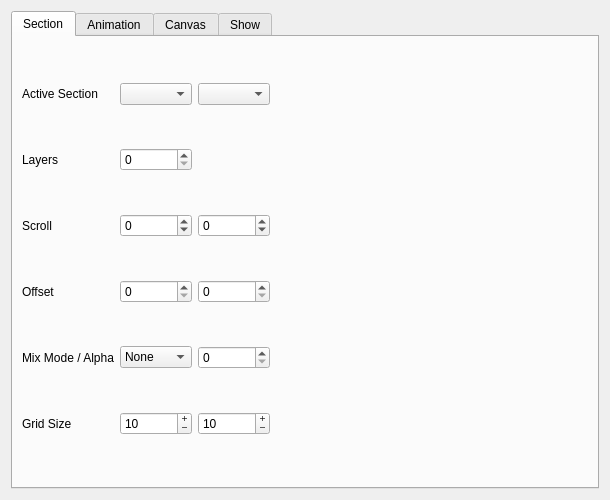
Old version of the form src/widget/maestrocontrol.ui in the repository 8bitbuddhist/PixelMaestro-Studio.
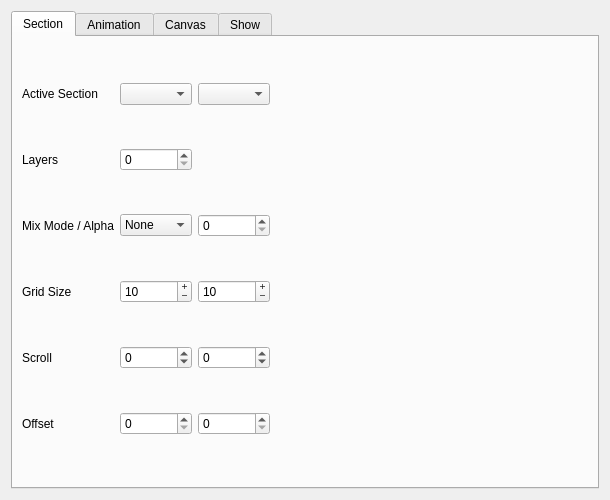
New version of the form. The open tabs and pages were chosen to show the change.

```diff
--- a/src/widget/maestrocontrol.ui
+++ b/src/widget/maestrocontrol.ui
@@ -51,7 +51,27 @@
        <string>Section</string>
       </attribute>
       <layout class="QGridLayout" name="gridLayout_6">
-       <item row="3" column="1">
+       <item row="3" column="0">
+        <widget class="QLabel" name="mixModeLabel">
+         <property name="text">
+          <string>Mix Mode / Alpha</string>
+         </property>
+        </widget>
+       </item>
+       <item row="0" column="3">
+        <spacer name="horizontalSpacer_3">
+         <property name="orientation">
+          <enum>Qt::Horizontal</enum>
+         </property>
+         <property name="sizeHint" stdset="0">
+          <size>
+           <width>40</width>
+           <height>20</height>
+          </size>
+         </property>
+        </spacer>
+       </item>
+       <item row="5" column="1">
         <widget class="QSpinBox" name="scrollXSpinBox">
          <property name="toolTip">
           <string>Sets the scroll rate/direction along the x-axis</string>
@@ -64,48 +84,6 @@
          </property>
         </widget>
        </item>
-       <item row="5" column="6">
-        <spacer name="horizontalSpacer_3">
-         <property name="orientation">
-          <enum>Qt::Horizontal</enum>
-         </property>
-         <property name="sizeHint" stdset="0">
-          <size>
-           <width>40</width>
-           <height>20</height>
-          </size>
-         </property>
-        </spacer>
-       </item>
-       <item row="6" column="0">
-        <widget class="QLabel" name="gridSizeLabel">
-         <property name="text">
-          <string>Grid Size</string>
-         </property>
-        </widget>
-       </item>
-       <item row="6" column="1">
-        <widget class="QSpinBox" name="rowsSpinBox">
-         <property name="toolTip">
-          <string>Sets the width of the Pixel grid (select Base Section to edit)</string>
-         </property>
-         <property name="frame">
-          <bool>true</bool>
-         </property>
-         <property name="buttonSymbols">
-          <enum>QAbstractSpinBox::PlusMinus</enum>
-         </property>
-         <property name="minimum">
-          <number>1</number>
-         </property>
-         <property name="maximum">
-          <number>65535</number>
-         </property>
-         <property name="value">
-          <number>10</number>
-         </property>
-        </widget>
-       </item>
        <item row="0" column="1">
         <widget class="QComboBox" name="sectionComboBox">
          <property name="toolTip">
@@ -120,7 +98,7 @@
          </property>
         </widget>
        </item>
-       <item row="3" column="2">
+       <item row="5" column="2">
         <widget class="QSpinBox" name="scrollYSpinBox">
          <property name="toolTip">
           <string>Sets the scroll rate/direction along the y-axis</string>
@@ -143,46 +121,6 @@
          </property>
         </widget>
        </item>
-       <item row="5" column="1">
-        <widget class="QComboBox" name="mix_modeComboBox">
-         <property name="toolTip">
-          <string>The method used to mix this Layer with its base Section</string>
-         </property>
-         <item>
-          <property name="text">
-           <string>None</string>
-          </property>
-         </item>
-         <item>
-          <property name="text">
-           <string>Alpha</string>
-          </property>
-         </item>
-         <item>
-          <property name="text">
-           <string>Multiply</string>
-          </property>
-         </item>
-         <item>
-          <property name="text">
-           <string>Overlay</string>
-          </property>
-         </item>
-        </widget>
-       </item>
-       <item row="5" column="2">
-        <widget class="QSpinBox" name="alphaSpinBox">
-         <property name="toolTip">
-          <string>The Layer's transparency</string>
-         </property>
-         <property name="maximum">
-          <number>255</number>
-         </property>
-         <property name="singleStep">
-          <number>5</number>
-         </property>
-        </widget>
-       </item>
        <item row="0" column="0">
         <widget class="QLabel" name="sectionSelectLabel">
          <property name="text">
@@ -197,60 +135,122 @@
          </property>
         </widget>
        </item>
-       <item row="3" column="0">
+       <item row="5" column="0">
         <widget class="QLabel" name="scrollLabel">
          <property name="text">
           <string>Scroll</string>
          </property>
         </widget>
        </item>
-       <item row="5" column="0">
-        <widget class="QLabel" name="mixModeLabel">
-         <property name="text">
-          <string>Mix Mode / Alpha</string>
-         </property>
-        </widget>
-       </item>
-       <item row="6" column="2">
-        <widget class="QSpinBox" name="columnsSpinBox">
-         <property name="toolTip">
-          <string>Sets the height of the Pixel grid (select Base Section to edit)</string>
-         </property>
-         <property name="buttonSymbols">
-          <enum>QAbstractSpinBox::PlusMinus</enum>
-         </property>
-         <property name="minimum">
-          <number>1</number>
-         </property>
-         <property name="maximum">
-          <number>65535</number>
-         </property>
-         <property name="value">
-          <number>10</number>
-         </property>
-        </widget>
-       </item>
-       <item row="4" column="0">
+       <item row="6" column="0">
         <widget class="QLabel" name="offsetLabel">
          <property name="text">
           <string>Offset</string>
          </property>
         </widget>
        </item>
-       <item row="4" column="1">
+       <item row="6" column="1">
         <widget class="QSpinBox" name="offsetXSpinBox">
          <property name="toolTip">
           <string>Sets the offset along the x axis</string>
          </property>
         </widget>
        </item>
-       <item row="4" column="2">
+       <item row="6" column="2">
         <widget class="QSpinBox" name="offsetYSpinBox">
          <property name="toolTip">
           <string>Sets the offset along the y axis</string>
          </property>
         </widget>
        </item>
+       <item row="3" column="1">
+        <widget class="QComboBox" name="mix_modeComboBox">
+         <property name="toolTip">
+          <string>The method used to mix this Layer with its base Section</string>
+         </property>
+         <item>
+          <property name="text">
+           <string>None</string>
+          </property>
+         </item>
+         <item>
+          <property name="text">
+           <string>Alpha</string>
+          </property>
+         </item>
+         <item>
+          <property name="text">
+           <string>Multiply</string>
+          </property>
+         </item>
+         <item>
+          <property name="text">
+           <string>Overlay</string>
+          </property>
+         </item>
+        </widget>
+       </item>
+       <item row="3" column="2">
+        <widget class="QSpinBox" name="alphaSpinBox">
+         <property name="toolTip">
+          <string>The Layer's transparency</string>
+         </property>
+         <property name="maximum">
+          <number>255</number>
+         </property>
+         <property name="singleStep">
+          <number>5</number>
+         </property>
+        </widget>
+       </item>
+       <item row="4" column="0">
+        <widget class="QLabel" name="gridSizeLabel">
+         <property name="text">
+          <string>Grid Size</string>
+         </property>
+        </widget>
+       </item>
+       <item row="4" column="1">
+        <widget class="QSpinBox" name="rowsSpinBox">
+         <property name="toolTip">
+          <string>Sets the width of the Pixel grid (select Base Section to edit)</string>
+         </property>
+         <property name="frame">
+          <bool>true</bool>
+         </property>
+         <property name="buttonSymbols">
+          <enum>QAbstractSpinBox::PlusMinus</enum>
+         </property>
+         <property name="minimum">
+          <number>1</number>
+         </property>
+         <property name="maximum">
+          <number>65535</number>
+         </property>
+         <property name="value">
+          <number>10</number>
+         </property>
+        </widget>
+       </item>
+       <item row="4" column="2">
+        <widget class="QSpinBox" name="columnsSpinBox">
+         <property name="toolTip">
+          <string>Sets the height of the Pixel grid (select Base Section to edit)</string>
+         </property>
+         <property name="buttonSymbols">
+          <enum>QAbstractSpinBox::PlusMinus</enum>
+         </property>
+         <property name="minimum">
+          <number>1</number>
+         </property>
+         <property name="maximum">
+          <number>65535</number>
+         </property>
+         <property name="value">
+          <number>10</number>
+         </property>
+        </widget>
+       </item>
       </layout>
      </widget>
      <widget class="QWidget" name="animationTab">
```
Left out of the diff: 11 changed lines with no effect on the pictures.
